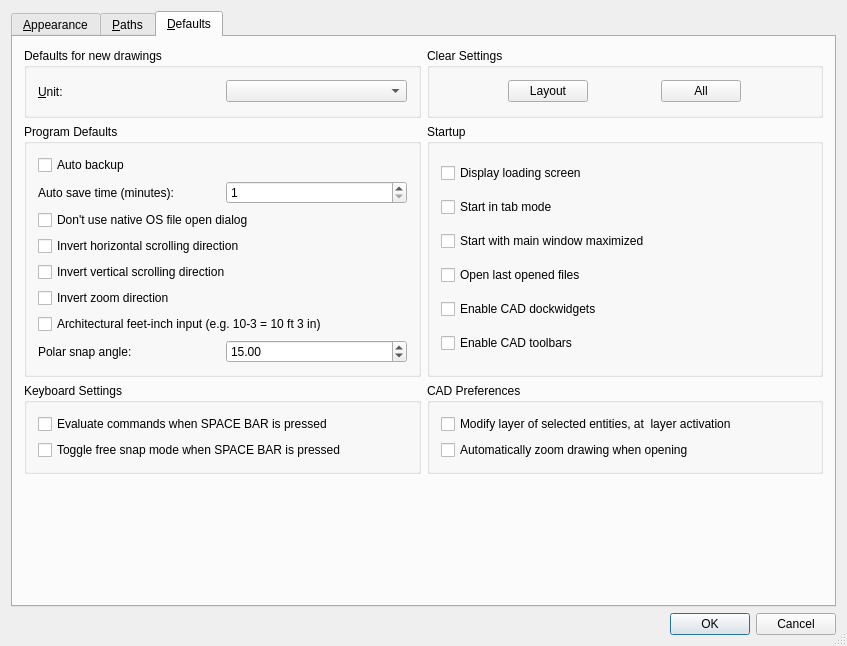
LibreCAD/LibreCAD, file librecad/src/ui/forms/qg_dlgoptionsgeneral.ui: the form before one commit.
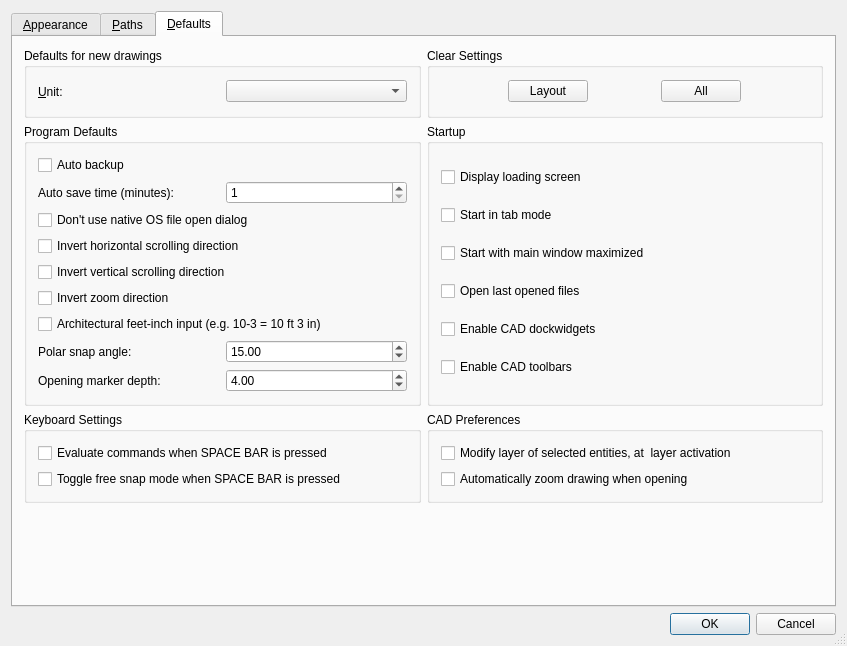
The form after the commit. Icons and pictures are not drawn.

Commit message: Add opening depth preference for Direct Line

Diff of the .ui file:
```diff
--- a/librecad/src/ui/forms/qg_dlgoptionsgeneral.ui
+++ b/librecad/src/ui/forms/qg_dlgoptionsgeneral.ui
@@ -1110,6 +1110,39 @@
             </item>
            </layout>
           </item>
+          <item>
+           <layout class="QHBoxLayout" name="horizontalLayout_openingdepth">
+            <item>
+             <widget class="QLabel" name="labelOpeningDepth">
+              <property name="text">
+               <string>Opening marker depth:</string>
+              </property>
+             </widget>
+            </item>
+            <item>
+             <widget class="QDoubleSpinBox" name="cbOpeningDepth">
+              <property name="toolTip">
+               <string>Depth of the perpendicular marker lines drawn by Direct Line opening mode.</string>
+              </property>
+              <property name="minimum">
+               <double>0.010000000000000</double>
+              </property>
+              <property name="maximum">
+               <double>9999.000000000000000</double>
+              </property>
+              <property name="decimals">
+               <number>2</number>
+              </property>
+              <property name="singleStep">
+               <double>1.000000000000000</double>
+              </property>
+              <property name="value">
+               <double>4.000000000000000</double>
+              </property>
+             </widget>
+            </item>
+           </layout>
+          </item>
          </layout>
         </widget>
        </item>
```
The commit also changes 2 other files.
